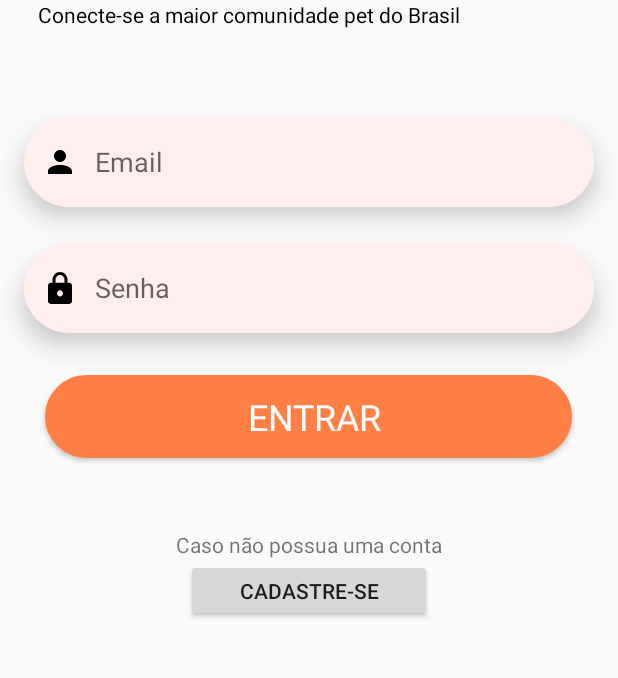
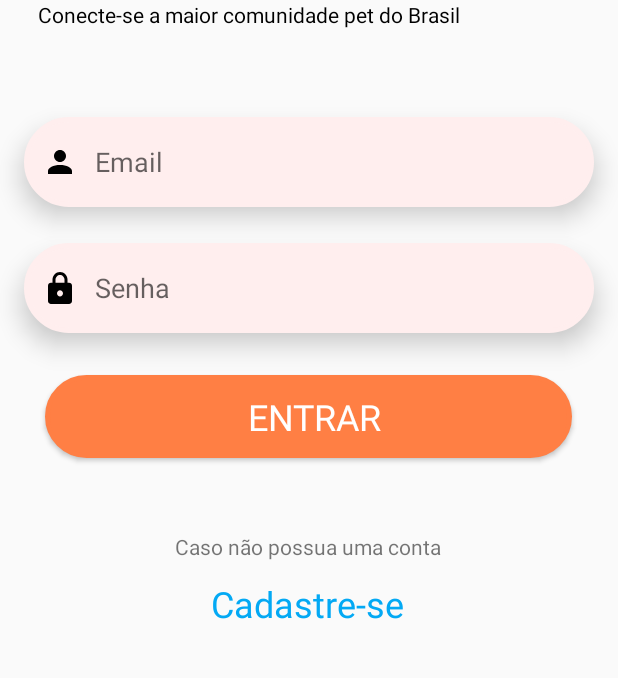
Before and after one commit to GleydsonRodrigues/SocialPet_app, an Android app: the screen it shows after launch (MainActivity), on a phone screen of 412 x 824 dp, the part 454-1132 px from its top. Run offline under Robolectric (Android 15) with nearby library versions, the phone set to English and light mode, and no system bars; Roboto replaces fonts that are not available here.

Commit message:
primeiro commit na sala de aula

```diff
--- a/app/src/main/res/layout/activity_main.xml
+++ b/app/src/main/res/layout/activity_main.xml
@@ -69,7 +69,7 @@
             android:autofillHints="AUTOFILL_HINT_USERNAME"
             android:background="@drawable/txt_background"
             android:drawableStart="@drawable/ic_email"
-            android:drawableLeft="@drawable/ic_email"
+
             android:elevation="10dp"
             android:hint="@string/txtEmail"
             android:inputType="textEmailAddress"
@@ -84,7 +84,6 @@
             android:autofillHints="AUTOFILL_HINT_PASSWORD"
             android:background="@drawable/txt_background"
             android:drawableStart="@drawable/ic_senha"
-            android:drawableLeft="@drawable/ic_senha"
             android:elevation="10dp"
             android:hint="@string/txtSenha"
             android:inputType="textPassword"
@@ -114,20 +113,25 @@
                 android:layout_width="wrap_content"
                 android:layout_height="wrap_content"
                 android:layout_gravity="center_horizontal"
+                android:layout_marginBottom="12dp"
                 android:text="@string/lblCadastrar"
-                app:layout_constraintBottom_toTopOf="@+id/BtnCadastrar"
+                app:layout_constraintBottom_toTopOf="@+id/lblCadastro"
                 app:layout_constraintEnd_toEndOf="parent"
+                app:layout_constraintHorizontal_bias="0.497"
                 app:layout_constraintStart_toStartOf="parent" />
 
-            <Button
-                android:id="@+id/BtnCadastrar"
-                android:layout_width="164dp"
-                android:layout_height="42dp"
+            <TextView
+                android:id="@+id/lblCadastro"
+                android:layout_width="wrap_content"
+                android:layout_height="wrap_content"
                 android:layout_gravity="center_horizontal"
-                android:layout_marginBottom="20dp"
+                android:layout_marginBottom="16dp"
                 android:text="@string/btnCadastrar"
+                android:textColor="#03A9F4"
+                android:textSize="24sp"
                 app:layout_constraintBottom_toBottomOf="parent"
                 app:layout_constraintEnd_toEndOf="parent"
+                app:layout_constraintHorizontal_bias="0.497"
                 app:layout_constraintStart_toStartOf="parent" />
 
 
```
